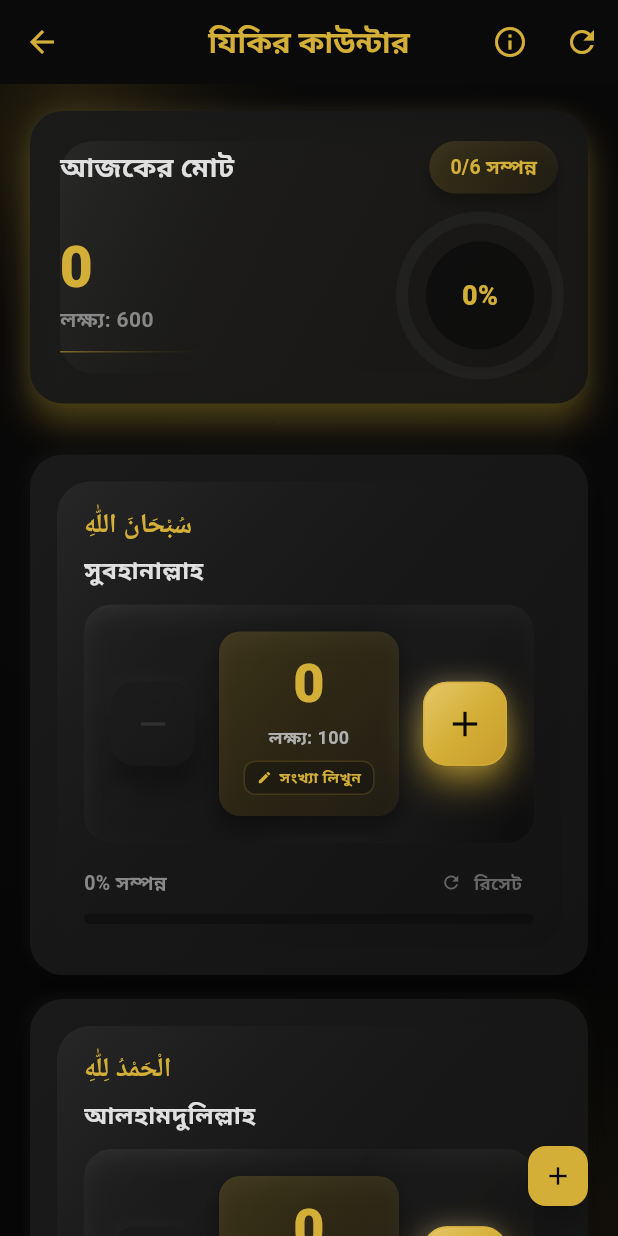
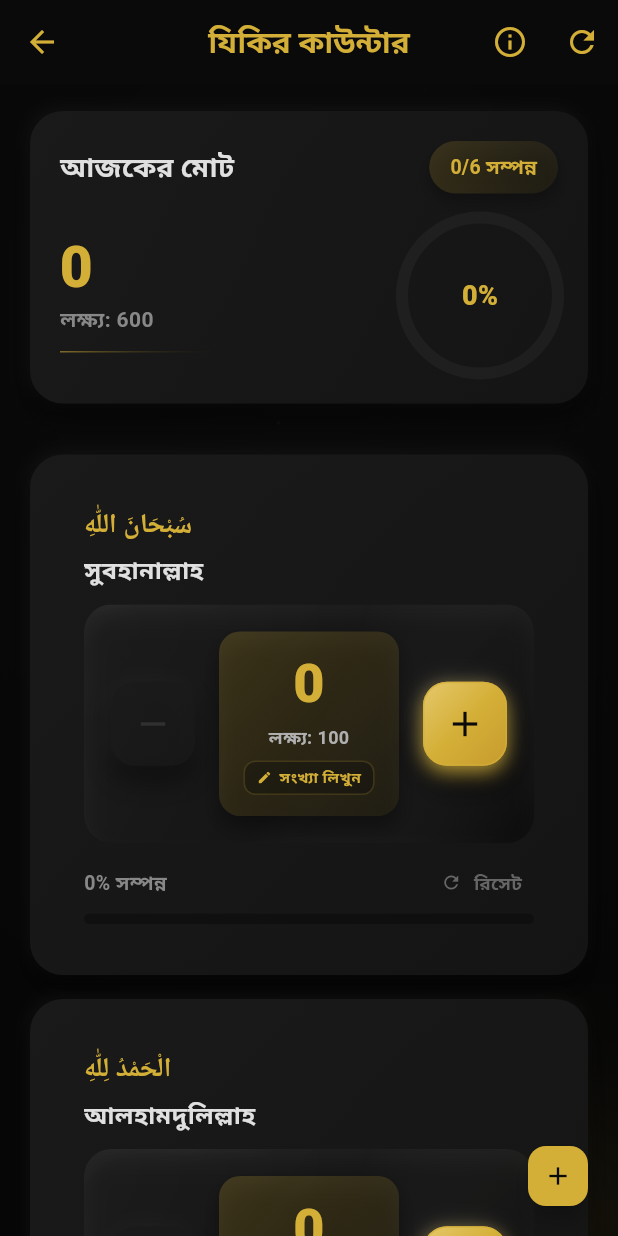
Before and after one commit to Arvi-Saleque/Islamic-Amal-Tracker, a Flutter app: the DhikrCounterScreen screen opened directly, on a phone screen of 412 x 824 dp. Run offline on Flutter 3.47's test engine with Material 3 defaults, Android fonts, the phone set to English and light mode, and no system bars; our stand-ins replace cloud_firestore, device_info_plus, easy_localization, firebase_auth, firebase_core, fl_chart and 10 more; missing offline and left inert: adhan_dart; accounts and stored records are empty; Roboto replaces fonts that are missing (Arial).

Commit message:
zikir UI   fixes and optimizations

```diff
--- a/lib/presentation/screens/dhikr/dhikr_counter_screen.dart
+++ b/lib/presentation/screens/dhikr/dhikr_counter_screen.dart
@@ -63,7 +63,8 @@ class _DhikrCounterScreenState extends ConsumerState<DhikrCounterScreen> {
           Column(
             children: [
               // Overall Progress Card
-              _buildOverallProgress(totalCount, totalTarget, completedItems, totalItems),
+              _buildOverallProgress(
+                  totalCount, totalTarget, completedItems, totalItems),
 
               // Dhikr List
               Expanded(
@@ -95,14 +96,14 @@ class _DhikrCounterScreenState extends ConsumerState<DhikrCounterScreen> {
     );
   }
 
-
-  Widget _buildOverallProgress(int count, int target, int completed, int total) {
+  Widget _buildOverallProgress(
+      int count, int target, int completed, int total) {
     final percentage = target > 0 ? (count / target).clamp(0.0, 1.0) : 0.0;
 
     return _PremiumCard(
       margin: const EdgeInsets.fromLTRB(20, 18, 20, 14),
       padding: const EdgeInsets.all(20),
-      glow: true,
+      glow: false,
       child: Column(
         children: [
           Row(
@@ -118,7 +119,8 @@ class _DhikrCounterScreenState extends ConsumerState<DhikrCounterScreen> {
                 ),
               ),
               Container(
-                padding: const EdgeInsets.symmetric(horizontal: 14, vertical: 8),
+                padding:
+                    const EdgeInsets.symmetric(horizontal: 14, vertical: 8),
                 decoration: BoxDecoration(
                   gradient: LinearGradient(
                     begin: Alignment.topLeft,
@@ -213,7 +215,8 @@ class _DhikrCounterScreenState extends ConsumerState<DhikrCounterScreen> {
                           child: CircularProgressIndicator(
                             value: value,
                             strokeWidth: 8,
-                            backgroundColor: AppColors.grey800.withOpacity(0.45),
+                            backgroundColor:
+                                AppColors.grey800.withOpacity(0.45),
                             valueColor: const AlwaysStoppedAnimation<Color>(
                               AppColors.primary,
                             ),
@@ -224,10 +227,6 @@ class _DhikrCounterScreenState extends ConsumerState<DhikrCounterScreen> {
                     Container(
                       width: 72,
                       height: 72,
-                      decoration: BoxDecoration(
-                        shape: BoxShape.circle,
-                        color: AppColors.backgroundDark.withOpacity(0.70),
-                      ),
                       alignment: Alignment.center,
                       child: Text(
                         '${(percentage * 100).toInt()}%',
@@ -248,8 +247,6 @@ class _DhikrCounterScreenState extends ConsumerState<DhikrCounterScreen> {
       ),
     );
   }
-
-
 
   Widget _buildDhikrCard(DhikrItem dhikr, DhikrCounterNotifier notifier) {
     final isCompleted = dhikr.isCompleted;
@@ -328,7 +325,8 @@ class _DhikrCounterScreenState extends ConsumerState<DhikrCounterScreen> {
 
                 // Counter Display (Glass + 3D)
                 _GlassPanel(
-                  padding: const EdgeInsets.symmetric(vertical: 18, horizontal: 14),
+                  padding:
+                      const EdgeInsets.symmetric(vertical: 18, horizontal: 14),
                   borderRadius: 18,
                   child: Row(
                     mainAxisAlignment: MainAxisAlignment.center,
@@ -415,10 +413,12 @@ class _DhikrCounterScreenState extends ConsumerState<DhikrCounterScreen> {
                                     vertical: 3,
                                   ),
                                   decoration: BoxDecoration(
-                                    color: AppColors.backgroundDark.withOpacity(0.35),
+                                    color: AppColors.backgroundDark
+                                        .withOpacity(0.35),
                                     borderRadius: BorderRadius.circular(8),
                                     border: Border.all(
-                                      color: AppColors.primary.withOpacity(0.20),
+                                      color:
+                                          AppColors.primary.withOpacity(0.20),
                                       width: 1,
                                     ),
                                   ),
@@ -458,7 +458,8 @@ class _DhikrCounterScreenState extends ConsumerState<DhikrCounterScreen> {
                             ? () {
                                 HapticFeedback.mediumImpact();
                                 notifier.incrementDhikr(dhikr.id);
-                                if (dhikr.currentCount + 1 == dhikr.targetCount) {
+                                if (dhikr.currentCount + 1 ==
+                                    dhikr.targetCount) {
                                   HapticFeedback.heavyImpact();
                                 }
                               }
@@ -567,7 +568,8 @@ class _DhikrCounterScreenState extends ConsumerState<DhikrCounterScreen> {
                           return LinearProgressIndicator(
                             value: value,
                             minHeight: 7,
-                            backgroundColor: AppColors.backgroundDark.withOpacity(0.55),
+                            backgroundColor:
+                                AppColors.backgroundDark.withOpacity(0.55),
                             valueColor: const AlwaysStoppedAnimation<Color>(
                               Color(0xFFD4AF37),
                             ),
@@ -585,8 +587,6 @@ class _DhikrCounterScreenState extends ConsumerState<DhikrCounterScreen> {
     );
   }
 
-
-
   Widget _buildCounterButton({
     required IconData icon,
     required VoidCallback? onPressed,
@@ -598,9 +598,8 @@ class _DhikrCounterScreenState extends ConsumerState<DhikrCounterScreen> {
         ? const Color(0xFFD4AF37)
         : const Color(0xFF1B1B1B).withOpacity(0.85);
 
-    final border = isPrimary
-        ? const Color(0xFFD4AF37)
-        : const Color(0xFF2A2A2A);
+    final border =
+        isPrimary ? const Color(0xFFD4AF37) : const Color(0xFF2A2A2A);
 
     return Opacity(
       opacity: enabled ? 1 : 0.55,
@@ -635,7 +634,9 @@ class _DhikrCounterScreenState extends ConsumerState<DhikrCounterScreen> {
                         base.withOpacity(0.70),
                       ],
                     ),
-              border: isPrimary ? Border.all(color: border.withOpacity(0.75), width: 1) : null,
+              border: isPrimary
+                  ? Border.all(color: border.withOpacity(0.75), width: 1)
+                  : null,
               boxShadow: [
                 // Lift
                 BoxShadow(
@@ -652,9 +653,10 @@ class _DhikrCounterScreenState extends ConsumerState<DhikrCounterScreen> {
                 // Golden glow
                 if (isPrimary || enabled)
                   BoxShadow(
-                    color: AppColors.shadowGolden.withOpacity(isPrimary ? 0.75 : 0.30),
-                    blurRadius: isPrimary ? 20 : 14,
-                    offset: const Offset(0, 10),
+                    color: AppColors.shadowGolden
+                        .withOpacity(isPrimary ? 0.75 : 0.30),
+                    blurRadius: isPrimary ? 10 : 6,
+                    offset: const Offset(0, 5),
                   ),
               ],
             ),
@@ -674,8 +676,8 @@ class _DhikrCounterScreenState extends ConsumerState<DhikrCounterScreen> {
     );
   }
 
-
-  void _showAddDhikrDialog(BuildContext context, DhikrCounterNotifier notifier) {
+  void _showAddDhikrDialog(
+      BuildContext context, DhikrCounterNotifier notifier) {
     final titleController = TextEditingController();
     final arabicController = TextEditingController();
     final targetController = TextEditingController(text: '100');
@@ -815,7 +817,8 @@ class _DhikrCounterScreenState extends ConsumerState<DhikrCounterScreen> {
     DhikrItem dhikr,
     DhikrCounterNotifier notifier,
   ) {
-    final targetController = TextEditingController(text: '${dhikr.targetCount}');
+    final targetController =
+        TextEditingController(text: '${dhikr.targetCount}');
 
     showDialog(
       context: context,
@@ -1046,7 +1049,8 @@ class _DhikrCounterScreenState extends ConsumerState<DhikrCounterScreen> {
     );
   }
 
-  void _showResetConfirmDialog(BuildContext context, DhikrCounterNotifier notifier) {
+  void _showResetConfirmDialog(
+      BuildContext context, DhikrCounterNotifier notifier) {
     showDialog(
       context: context,
       builder: (context) => AlertDialog(
@@ -1426,7 +1430,6 @@ class _DhikrCounterScreenState extends ConsumerState<DhikrCounterScreen> {
   }
 }
 
-
 // =====================================================
 //                 PREMIUM UI HELPERS
 // =====================================================
@@ -1454,25 +1457,6 @@ class _PremiumBackground extends StatelessWidget {
             ),
           ),
 
-          // Top glow
-          Positioned(
-            top: -140,
-            left: -120,
-            child: Container(
-              width: 340,
-              height: 340,
-              decoration: BoxDecoration(
-                shape: BoxShape.circle,
-                gradient: RadialGradient(
-                  colors: [
-                    AppColors.primary.withOpacity(0.22),
-                    Colors.transparent,
-                  ],
-                ),
-              ),
-            ),
-          ),
-
           // Bottom glow
           Positioned(
             bottom: -180,
@@ -1566,36 +1550,12 @@ class _PremiumCard extends StatelessWidget {
           if (glow)
             BoxShadow(
               color: AppColors.shadowGolden.withOpacity(0.35),
-              blurRadius: 18,
-              offset: const Offset(0, 12),
+              blurRadius: 10,
+              offset: const Offset(0, 5),
             ),
         ],
       ),
-      child: Stack(
-        children: [
-          // Inner highlight (top-left)
-          Positioned.fill(
-            child: IgnorePointer(
-              child: DecoratedBox(
-                decoration: BoxDecoration(
-                  borderRadius: BorderRadius.circular(22),
-                  gradient: LinearGradient(
-                    begin: Alignment.topLeft,
-                    end: Alignment.bottomRight,
-                    colors: [
-                      Colors.white.withOpacity(0.06),
-                      Colors.transparent,
-                      Colors.black.withOpacity(0.10),
-                    ],
-                    stops: const [0.0, 0.55, 1.0],
-                  ),
-                ),
-              ),
-            ),
-          ),
-          child,
-        ],
-      ),
+      child: child,
     );
   }
 }
@@ -1731,5 +1691,6 @@ class _NoisePainter extends CustomPainter {
   }
 
   @override
-  bool shouldRepaint(covariant _NoisePainter oldDelegate) => oldDelegate.seed != seed;
+  bool shouldRepaint(covariant _NoisePainter oldDelegate) =>
+      oldDelegate.seed != seed;
 }
```
